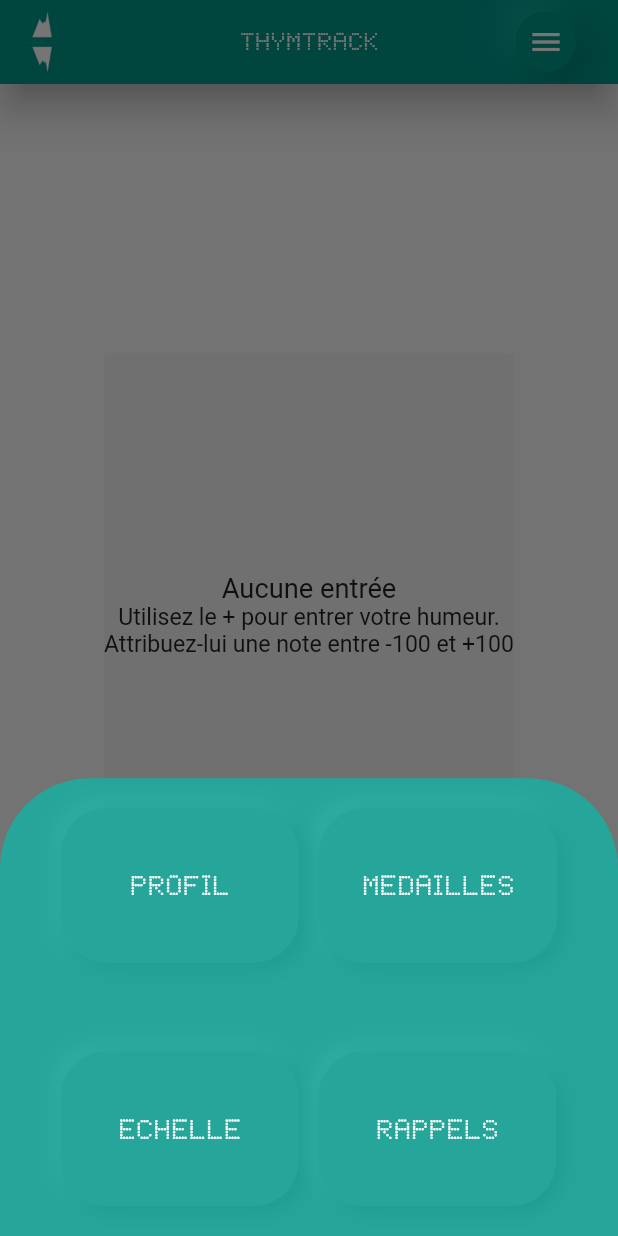
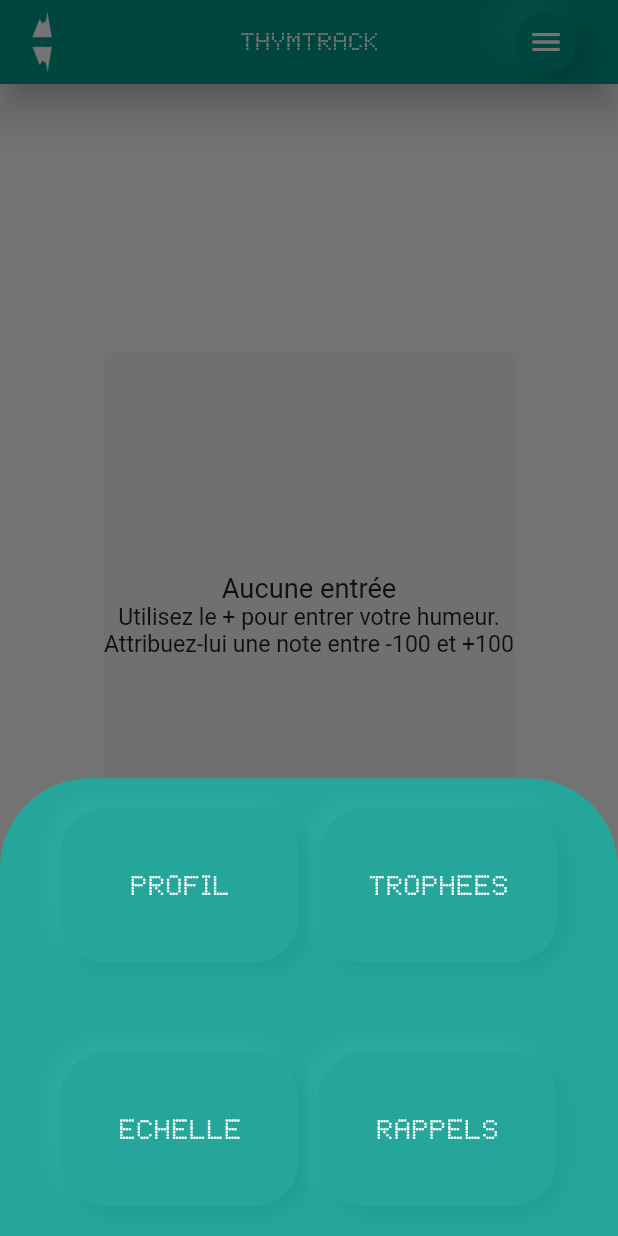
Before and after one commit to mnlglbrt/ThymTrack, a Flutter app: the ProfilePage screen opened directly, after a tap on "Deconnexion", after a tap on the "menu" icon, on a phone screen of 412 x 824 dp. Run offline on Flutter 3.47's test engine with Material 2 defaults, Android fonts, the phone set to English and light mode, and no system bars; drawn by our look-alikes of clay_containers; our stand-ins replace charts_flutter, cloud_firestore, firebase_auth, flutter_local_notifications, google_sign_in, rxdart and 2 more; missing offline and left inert: date_range_picker, firebase_auth_web, firebase_core_web, google_sign_in_web, shared_preferences_web; accounts and stored records are empty; network calls fail.

Commit message:
Debugged medal page disp renamed medals to trophees

```diff
--- a/lib/dashboard.dart
+++ b/lib/dashboard.dart
@@ -84,7 +84,7 @@ class _DashBoardState extends State<DashBoard> {
 
 
   Widget build(BuildContext context) {
-
+print(newMedalToday());
 
     int nbTabs=(dataMoods.length<7)?1:3;
     return StreamBuilder<QuerySnapshot>(
@@ -153,14 +153,10 @@ class _DashBoardState extends State<DashBoard> {
                     Column(
                       mainAxisAlignment: MainAxisAlignment.center,
                       children: <Widget>[
-                        Tooltip(message: 'Réglages',
+                        Tooltip(message: 'Menu',
                           child: FlatButton(
                             onPressed: () {
                               showOptionsMenu(snapshot);
-                              /*Navigator.of(context).pushAndRemoveUntil(
-                                  MaterialPageRoute(builder: (context) {
-                                    return SettingPage();
-                                  }), ModalRoute.withName('/'));*/
                             },
                             child: Padding(
                               padding: const EdgeInsets.only(right: 8.0,),
@@ -177,16 +173,51 @@ class _DashBoardState extends State<DashBoard> {
                                     radius: 34,
                                     backgroundColor: Colors.teal,
                                     foregroundColor: Colors.white,
-                                    child: Icon((newMedal)?Icons.new_releases:Icons.menu,
-                                    ),
-                                  ),
-                                ),
-                              ),
-                            ),
-                          ),
-                        ),
-                      ],
-                    ),
+                                    child: Icon(Icons.menu,),
+                                  ),
+                                ),
+                              ),
+                            ),
+                          ),
+                        ),
+                      ],
+                    ),
+
+                    (newMedalToday())?Column(
+                      mainAxisAlignment: MainAxisAlignment.center,
+                      children: <Widget>[
+                        Tooltip(message: 'Nouvelle Médaille !',
+                          child: FlatButton(
+                            onPressed: () {
+                              Navigator.of(context).pushAndRemoveUntil(
+                                  MaterialPageRoute(builder: (context) {
+                                    return MedalsPage();
+                                  }), ModalRoute.withName('/'));
+                            },
+                            child: Padding(
+                              padding: const EdgeInsets.only(right: 8.0,),
+                              child: ClayContainer(
+                                borderRadius: 75,
+                                depth: 20,
+                                spread: 10,
+                                width: 40,
+                                height: 40,
+                                color: Colors.teal,
+                                child: CircleAvatar(
+                                  radius: 35,
+                                  child: CircleAvatar(
+                                    radius: 34,
+                                    backgroundColor: Colors.teal,
+                                    foregroundColor: Colors.white,
+                                    child: Icon(Icons.menu,),
+                                  ),
+                                ),
+                              ),
+                            ),
+                          ),
+                        ),
+                      ],
+                    ):Container(),
                   ],
                 ),
 
@@ -288,6 +319,7 @@ class _DashBoardState extends State<DashBoard> {
                                               ..setAttribute(
                                                   charts.rendererIdKey,
                                                   'customPoint'),
+
                                             charts.Series<
                                                 TimeSeriesMoods,
                                                 DateTime>(
@@ -1199,16 +1231,9 @@ class _DashBoardState extends State<DashBoard> {
                               onPressed: () =>
                               {setState(() {
                                 if (todayMood == null) {
-                                  todayMood =
-                                      TimeSeriesMoods(today, moodFromSlide);
+                                  todayMood = TimeSeriesMoods(today, moodFromSlide);
                                   Map<String, int>newEntry = {
-                                    DateTime(DateTime
-                                        .now()
-                                        .year, DateTime
-                                        .now()
-                                        .month, DateTime
-                                        .now()
-                                        .day,).toString(): moodFromSlide
+                                    DateTime(DateTime.now().year, DateTime.now().month, DateTime.now().day,).toString(): moodFromSlide
                                   };
                                   data_instance.collection('users').document(
                                       uid).collection(
@@ -1226,6 +1251,10 @@ class _DashBoardState extends State<DashBoard> {
                                     }
                                   }*/
                                   animateContainerGoRectangle();
+                                  for(int i=0;i<medalList.length;i++){
+                                    if(dataMoods.length==medalList[i].nbRecords)
+                                    _showMedal(dataMoods.length, today);
+                                  }
                                   //Navigator.pop(context);
                                 }
                                 else {
@@ -1311,8 +1340,8 @@ class _DashBoardState extends State<DashBoard> {
                             setState(() {
                               newMedal=false;
                             });
-                            Navigator.push(context, MaterialPageRoute(
-                                builder: (context) => MedalsPage()));
+                            getMedals().then((x){Navigator.push(context, MaterialPageRoute(
+                                builder: (context) => MedalsPage()));});
                           },
                               child: Center(
                                 child: Padding(
@@ -1336,7 +1365,7 @@ class _DashBoardState extends State<DashBoard> {
                                       Column(
                                         mainAxisAlignment: MainAxisAlignment.center,
                                         children: <Widget>[
-                                          Text('Medailles', textScaleFactor: 1.3, style: TextStyle(color: Colors.white, fontFamily: 'dot')),
+                                          Text('TROPHEES', textScaleFactor: 1.3, style: TextStyle(color: Colors.white, fontFamily: 'dot')),
                                           (newMedal)?
                                            Padding(
                                              padding: const EdgeInsets.only(top:8.0),
@@ -1735,9 +1764,10 @@ class _DashBoardState extends State<DashBoard> {
     showDialog(context: context,
         builder: (BuildContext context){
           return AlertDialog(backgroundColor: Colors.grey[200],
-            content:Column(
-              children: <Widget>[
-                Text("${dayFormatter.format(date)}"),
+            content:Container(
+              child: Column(
+                children: <Widget>[
+                  Text("Bravo ! ${nbRecords} enregistrements"),
                   Container(
                       height:300,
                       width: 300,
@@ -1750,8 +1780,8 @@ class _DashBoardState extends State<DashBoard> {
                             blurRadius: 2.0, // soften the shadow
                             spreadRadius: 2.0, //extend the shadow
                             offset: Offset(
-                            2.0, // Move to right 10  horizontally
-                            2.0, // Move to bottom 10 Vertically
+                              2.0, // horizontally
+                              2.0, // Vertically
                             ),
                           ),
                           BoxShadow(
@@ -1783,6 +1813,7 @@ class _DashBoardState extends State<DashBoard> {
                   ),
                   Text("${medalList.where((med)=>med.nbRecords==nbRecords).toList()[0].content}",textScaleFactor: 1,textAlign: TextAlign.center,style: TextStyle(color:Colors.black)),
                 ],
+              ),
             ),
             actions: <Widget>[
               FlatButton(child:Text('Fermer'),onPressed: (){Navigator.pop(context);},)
--- a/lib/data.dart
+++ b/lib/data.dart
@@ -79,6 +79,7 @@ int stabDays(List<TimeSeriesMoods> dataMoods){
 }
 
 
+var selectedPoint=0;
 
 String messageFromMood(mood){
   return (mood<-49)?"Prenez contact avec quelqu'un\n\nqui pourra vous écouter.":
--- a/lib/medals.dart
+++ b/lib/medals.dart
@@ -23,7 +23,7 @@ class obtainedMedal {
 
 
 List<Medal> medalList=[
-  Medal(1,'Première\nentrée',"Bravo, vous venez de réaliser votre premier enregistrement. Continuez et vous débloquerez bientôt d'autres médailles.",'img.jp'),
+  Medal(1,'Première\nentrée',"Bravo, vous venez de réaliser votre premier enregistrement. Continuez et vous débloquerez bientôt d'autres trophées.",'img.jp'),
   Medal(3,'Moyennes\net\nextremes',"Félicitations ! Grâce à vos 3 enregistrements vous avez maintenant accès aux moyennes et aux valeurs extrêmes dans la page profil.",'img.jp'),
   Medal(7,'Voir plus loin',"Avec ce septième enregistrement vous venez de débloquer deux nouveaux graphs sur l'acceuil. Allez y jeter un oeil !",'img.jp'),
   Medal(15,'15 jours !',"Wow ! Votre graph doit avoir de l'allure avec tous ces enregistrements!",'img.jp'),
--- a/lib/medals_page.dart
+++ b/lib/medals_page.dart
@@ -20,7 +20,7 @@ class _MedalsPageState extends State<MedalsPage> {
   }
   @override
   Widget build(BuildContext context) {
-double newMedalIconSize=70;
+double newMedalIconSize=20;
     return Scaffold(
         appBar: AppBar(
           elevation: 10.0,
@@ -28,7 +28,7 @@ double newMedalIconSize=70;
           backgroundColor: Colors.teal,
 
           title: new Text(
-            "MEDAILLES", textAlign: TextAlign.center,
+            "TROPHEES", textAlign: TextAlign.center,
             textScaleFactor: 0.8,
             style: new TextStyle(
               fontFamily: 'dot',
@@ -131,7 +131,9 @@ double newMedalIconSize=70;
                             child:Stack(
                               alignment: AlignmentDirectional.center,
                               children: <Widget>[
-                                (dataMoods.length==dataMedals[i].nbRecords)?Icon(Icons.new_releases,size: newMedalIconSize,color:Colors.white):Container(height:0),
+
+                                (dataMoods.length==dataMedals[i].nbRecords)?Positioned(bottom:6,
+                                    child: Container(decoration:BoxDecoration(shape: BoxShape.circle,color:Colors.teal),child: Icon(Icons.new_releases,size: newMedalIconSize,color:Colors.white))):Container(height:0),
 
                                 Positioned(
                                   top:15,
--- a/lib/profile_page.dart
+++ b/lib/profile_page.dart
@@ -4,6 +4,7 @@ import 'sign_in.dart';
 import 'data.dart';
 import 'package:clay_containers/clay_containers.dart';
 import 'mood_ranges.dart';
+import 'package:transparent_image/transparent_image.dart';
 
 class ProfilePage extends StatefulWidget {
   @override
@@ -91,12 +92,12 @@ class _ProfilePageState extends State<ProfilePage> {
                       Positioned(height:60,width: 60,
                         left:40,
                         top:40,
-                        child: CircleAvatar(
-                          backgroundImage: NetworkImage(
-                            imageUrl,
+                        child: Container(
+                          decoration: BoxDecoration(shape: BoxShape.circle),
+                          child: FadeInImage.memoryNetwork(
+                            placeholder: kTransparentImage,
+                            image: imageUrl,
                           ),
-                          radius: 60,
-                          backgroundColor: Colors.transparent,
                         ),
                       ),
                       Positioned(
--- a/pubspec.yaml
+++ b/pubspec.yaml
@@ -26,6 +26,7 @@ dependencies:
   rxdart: ^0.23.1
   charts_flutter: ^0.8.1
   intl: ^0.16.0
+  transparent_image: ^1.0.0
   shared_preferences: ^0.5.6+1
   path_provider: ^1.5.1
   date_range_picker: ^1.0.3
```
Also changed, not shown: lib/my_chart.dart (+38 -2 lines), pubspec.lock, 1 other file. Lines whose indentation alone changed are shown as unchanged.
